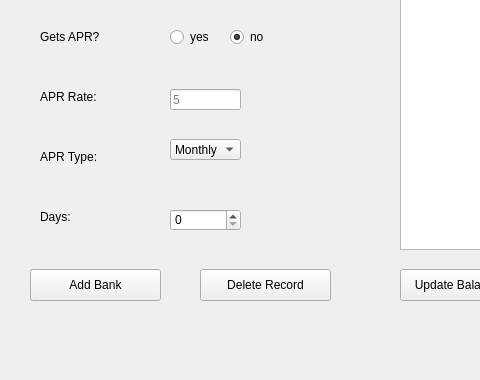
Devel-ash/Expense-tracker, file form.ui: the form before one commit; both pictures show x 0 to 480 and y 201 to 581 of the 804 by 581 pixel window.
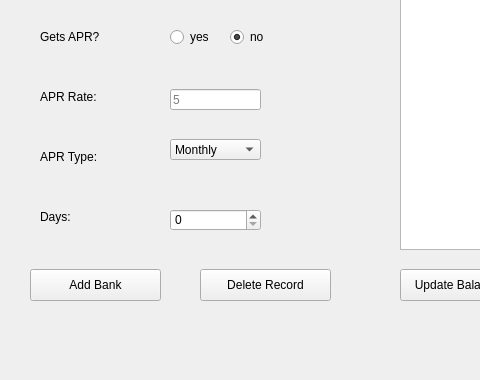
The form after the commit. The open tabs and pages were chosen to show the change.

Commit message: fixed apt type visual

Diff of the .ui file:
```diff
--- a/form.ui
+++ b/form.ui
@@ -284,7 +284,7 @@
        <rect>
         <x>170</x>
         <y>340</y>
-        <width>71</width>
+        <width>91</width>
         <height>21</height>
        </rect>
       </property>
@@ -349,7 +349,7 @@
        <rect>
         <x>170</x>
         <y>410</y>
-        <width>71</width>
+        <width>91</width>
         <height>22</height>
        </rect>
       </property>
@@ -417,7 +417,7 @@
        <rect>
         <x>170</x>
         <y>290</y>
-        <width>71</width>
+        <width>91</width>
         <height>21</height>
        </rect>
       </property>
```
The commit also changes 1 other file.
